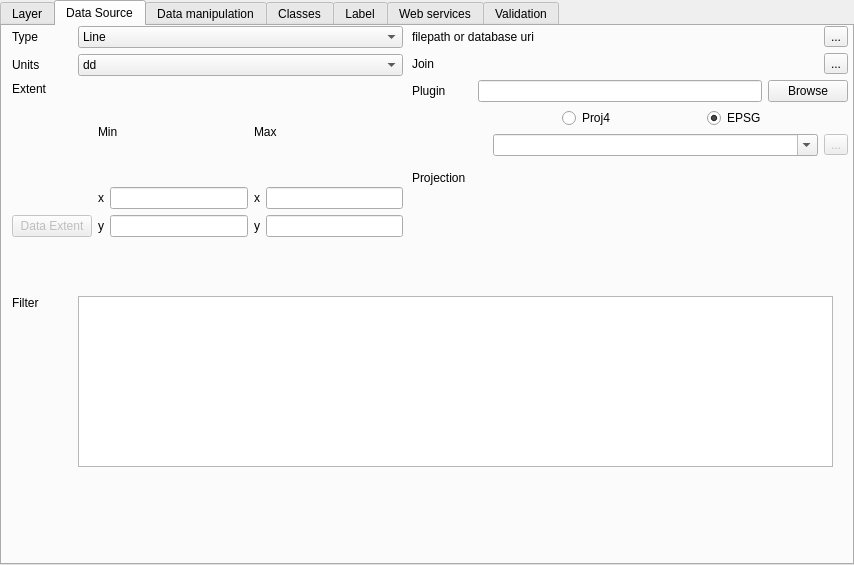
QMapfileEditor/QMapfileEditor, file layersettingsvector.ui: the form before one commit.
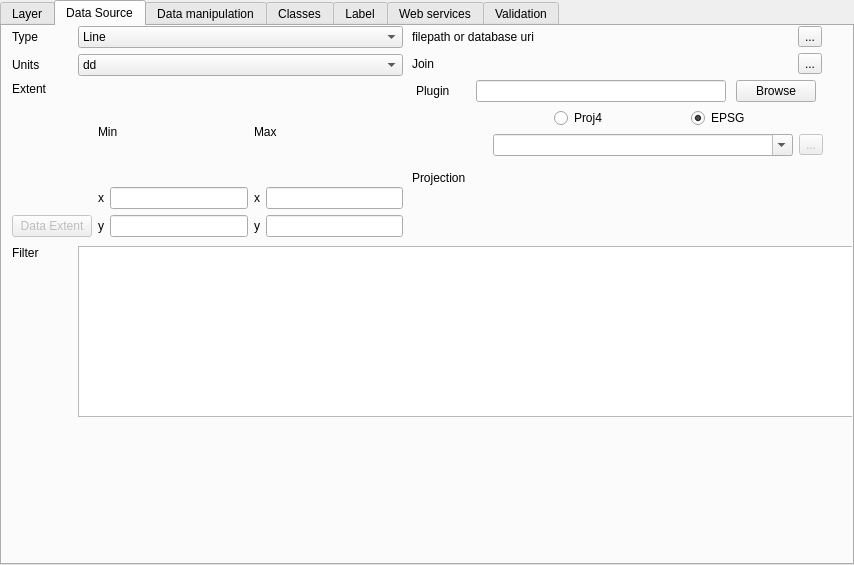
The form after the commit. The open tabs and pages were chosen to show the change. Icons and pictures are not drawn.

What changed in the file:
```diff
--- a/layersettingsvector.ui
+++ b/layersettingsvector.ui
@@ -827,8 +827,8 @@
     <property name="geometry">
      <rect>
       <x>10</x>
-      <y>270</y>
-      <width>821</width>
+      <y>220</y>
+      <width>841</width>
       <height>171</height>
      </rect>
     </property>
@@ -869,15 +869,30 @@
      <rect>
       <x>410</x>
       <y>0</y>
-      <width>436</width>
+      <width>431</width>
       <height>222</height>
      </rect>
     </property>
     <layout class="QVBoxLayout" name="verticalLayout_14">
+     <property name="sizeConstraint">
+      <enum>QLayout::SetMaximumSize</enum>
+     </property>
      <item>
       <layout class="QHBoxLayout" name="datasourceLayout">
        <item>
         <widget class="QLabel" name="layer_adddata_label">
+         <property name="minimumSize">
+          <size>
+           <width>380</width>
+           <height>0</height>
+          </size>
+         </property>
+         <property name="maximumSize">
+          <size>
+           <width>380</width>
+           <height>16777215</height>
+          </size>
+         </property>
          <property name="text">
           <string>filepath or database uri</string>
          </property>
@@ -896,6 +911,18 @@
       <layout class="QHBoxLayout" name="joinLayout">
        <item>
         <widget class="QLabel" name="mf_Join_label">
+         <property name="minimumSize">
+          <size>
+           <width>380</width>
+           <height>0</height>
+          </size>
+         </property>
+         <property name="maximumSize">
+          <size>
+           <width>380</width>
+           <height>16777215</height>
+          </size>
+         </property>
          <property name="text">
           <string>Join</string>
          </property>
@@ -923,13 +950,13 @@
         <widget class="QLabel" name="mf_plugin_label">
          <property name="minimumSize">
           <size>
-           <width>60</width>
+           <width>50</width>
            <height>0</height>
           </size>
          </property>
          <property name="maximumSize">
           <size>
-           <width>60</width>
+           <width>50</width>
            <height>16777215</height>
           </size>
          </property>
@@ -943,6 +970,18 @@
          <property name="enabled">
           <bool>true</bool>
          </property>
+         <property name="minimumSize">
+          <size>
+           <width>250</width>
+           <height>0</height>
+          </size>
+         </property>
+         <property name="maximumSize">
+          <size>
+           <width>250</width>
+           <height>16777215</height>
+          </size>
+         </property>
         </widget>
        </item>
        <item>
@@ -950,6 +989,18 @@
          <property name="enabled">
           <bool>true</bool>
          </property>
+         <property name="minimumSize">
+          <size>
+           <width>80</width>
+           <height>0</height>
+          </size>
+         </property>
+         <property name="maximumSize">
+          <size>
+           <width>80</width>
+           <height>16777215</height>
+          </size>
+         </property>
          <property name="text">
           <string>Browse</string>
          </property>
@@ -989,6 +1040,9 @@
        </item>
        <item>
         <layout class="QVBoxLayout" name="verticalLayout_10">
+         <property name="sizeConstraint">
+          <enum>QLayout::SetFixedSize</enum>
+         </property>
          <item>
           <layout class="QHBoxLayout" name="horizontalLayout_40">
            <property name="sizeConstraint">
```
Left out of the diff: 4 changed lines with no effect on the pictures.
